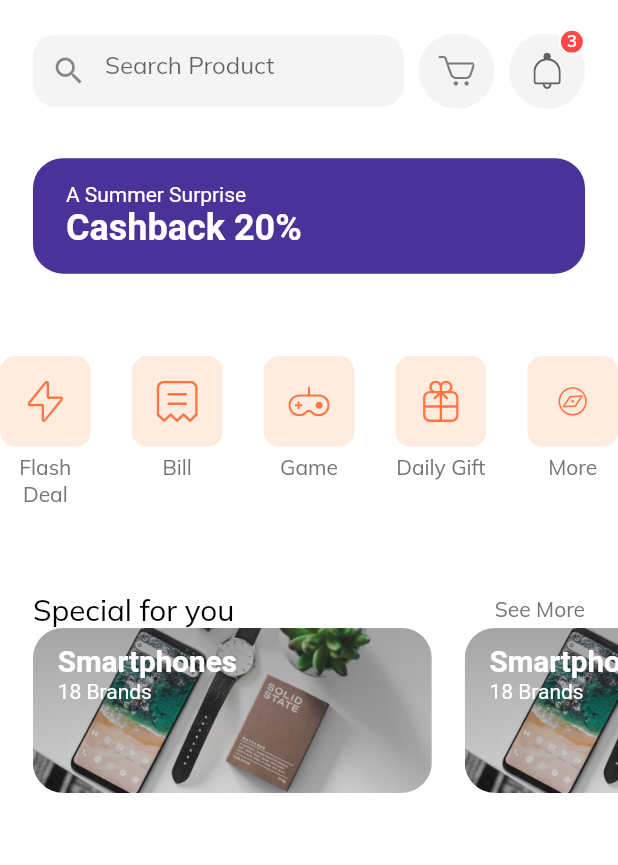
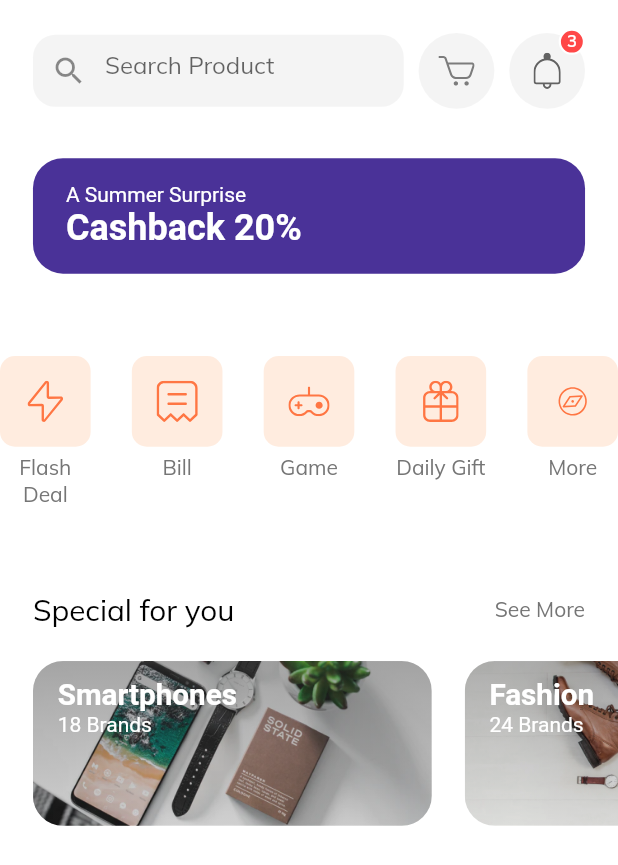
Before and after one commit to IshtiaqAhmadRion/shop_app, a Flutter app: the HomeScreen screen opened by its route, on a phone screen of 412 x 824 dp. Shown: the top 865 px of the screen. Run offline on Flutter 3.47's test engine with Material 2 defaults, Android fonts, the phone set to English and light mode, and no system bars; our stand-ins replace flutter_svg.

Commit message:
Special offer scroller

```diff
--- a/lib/screens/home/components/body.dart
+++ b/lib/screens/home/components/body.dart
@@ -1,14 +1,12 @@
-// import 'dart:ui';
 
 import 'package:flutter/material.dart';
-//import 'package:flutter_svg/flutter_svg.dart';
 
 import 'package:shop_app/size_config.dart';
 
 import 'catagories.dart';
 import 'discount_banner.dart';
 import 'home_header.dart';
-import 'section_title.dart';
+import 'special_offers.dart';
 
 class Body extends StatelessWidget {
   const Body({Key? key}) : super(key: key);
@@ -34,93 +32,9 @@ class Body extends StatelessWidget {
           SizedBox(
             height: getProportionateScreenWidth(30),
           ),
-          SectionTitle(
-            text: "Special for you",
-            press: () {},
-          ),
-          SingleChildScrollView(
-            scrollDirection: Axis.horizontal,
-            child: Row(
-              children: [
-                SpecialOfferCard(
-                  image: "assets/images/Image Banner 2.png",
-                  category: "Smartphones",
-                  numOfBrand: 18,
-                  press: (){},
-                ),
-                 SpecialOfferCard(
-                  image: "assets/images/Image Banner 2.png",
-                  category: "Smartphones",
-                  numOfBrand: 18,
-                  press: (){},
-                ),
-              ],
-            ),
-          ),
+          SpecialOffers(),
         ],
       ),
     ));
   }
 }
-
-class SpecialOfferCard extends StatelessWidget {
-  const SpecialOfferCard({
-    Key? key, required this.category, required this.image, required this.numOfBrand, required this.press,
-  }) : super(key: key);
-
-  final String category, image;
-  final int numOfBrand;
-  final GestureTapCallback press;
-
-  @override
-  Widget build(BuildContext context) {
-    return Padding(
-      padding:  EdgeInsets.only(left:getProportionateScreenWidth(20)),
-      child: SizedBox(
-        width: getProportionateScreenWidth(242),
-        height: getProportionateScreenWidth(100),
-        child: ClipRRect(
-          borderRadius: BorderRadius.circular(20),
-          child: Stack(
-            children: [
-              Image.asset(
-                image,
-                fit: BoxFit.cover,
-              ),
-              Container(
-                decoration: BoxDecoration(
-                  gradient: LinearGradient(
-                    begin: Alignment.topCenter,
-                    end: Alignment.bottomCenter,
-                    colors: [
-                      Color(0xFF343434).withOpacity(0.4),
-                      Color(0xFF343434).withOpacity(0.15)
-                    ],
-                  ),
-                ),
-              ),
-              Padding(
-                padding: EdgeInsets.symmetric(
-                    horizontal: getProportionateScreenWidth(15),
-                    vertical: getProportionateScreenWidth(10)),
-                child: Text.rich(TextSpan(
-                  style: TextStyle(color: Colors.white),
-                  children: [
-                    TextSpan(
-                      text: "$category\n",
-                      style: TextStyle(
-                        fontSize: getProportionateScreenWidth(18),
-                        fontWeight: FontWeight.bold,
-                      ),
-                    ),
-                    TextSpan(text: "$numOfBrand Brands"),
-                  ],
-                )),
-              )
-            ],
-          ),
-        ),
-      ),
-    );
-  }
-}
--- /dev/null
+++ b/lib/screens/home/components/special_offers.dart
@@ -0,0 +1,112 @@
+import 'package:flutter/material.dart';
+
+import '../../../size_config.dart';
+import 'section_title.dart';
+
+
+class SpecialOffers extends StatelessWidget {
+  const SpecialOffers({
+    Key? key,
+  }) : super(key: key);
+
+  @override
+  Widget build(BuildContext context) {
+    return Column(
+      children: [
+        SectionTitle(
+          text: "Special for you",
+          press: () {},
+        ),
+        SizedBox(height: getProportionateScreenWidth(20),),
+        SingleChildScrollView(
+          scrollDirection: Axis.horizontal,
+          child: Row(
+            children: [
+              SpecialOfferCard(
+                image: "assets/images/Image Banner 2.png",
+                category: "Smartphones",
+                numOfBrand: 18,
+                press: () {},
+              ),
+              SpecialOfferCard(
+                image: "assets/images/Image Banner 3.png",
+                category: "Fashion",
+                numOfBrand: 24,
+                press: () {},
+              ),
+              SizedBox(
+                width: getProportionateScreenWidth(20),
+              )
+            ],
+          ),
+        ),
+      ],
+    );
+  }
+}
+
+class SpecialOfferCard extends StatelessWidget {
+  const SpecialOfferCard({
+    Key? key,
+    required this.category,
+    required this.image,
+    required this.numOfBrand,
+    required this.press,
+  }) : super(key: key);
+
+  final String category, image;
+  final int numOfBrand;
+  final GestureTapCallback press;
+
+  @override
+  Widget build(BuildContext context) {
+    return Padding(
+      padding: EdgeInsets.only(left: getProportionateScreenWidth(20)),
+      child: SizedBox(
+        width: getProportionateScreenWidth(242),
+        height: getProportionateScreenWidth(100),
+        child: ClipRRect(
+          borderRadius: BorderRadius.circular(20),
+          child: Stack(
+            children: [
+              Image.asset(
+                image,
+                fit: BoxFit.cover,
+              ),
+              Container(
+                decoration: BoxDecoration(
+                  gradient: LinearGradient(
+                    begin: Alignment.topCenter,
+                    end: Alignment.bottomCenter,
+                    colors: [
+                      Color(0xFF343434).withOpacity(0.4),
+                      Color(0xFF343434).withOpacity(0.15)
+                    ],
+                  ),
+                ),
+              ),
+              Padding(
+                padding: EdgeInsets.symmetric(
+                    horizontal: getProportionateScreenWidth(15),
+                    vertical: getProportionateScreenWidth(10)),
+                child: Text.rich(TextSpan(
+                  style: TextStyle(color: Colors.white),
+                  children: [
+                    TextSpan(
+                      text: "$category\n",
+                      style: TextStyle(
+                        fontSize: getProportionateScreenWidth(18),
+                        fontWeight: FontWeight.bold,
+                      ),
+                    ),
+                    TextSpan(text: "$numOfBrand Brands"),
+                  ],
+                )),
+              )
+            ],
+          ),
+        ),
+      ),
+    );
+  }
+}
```
